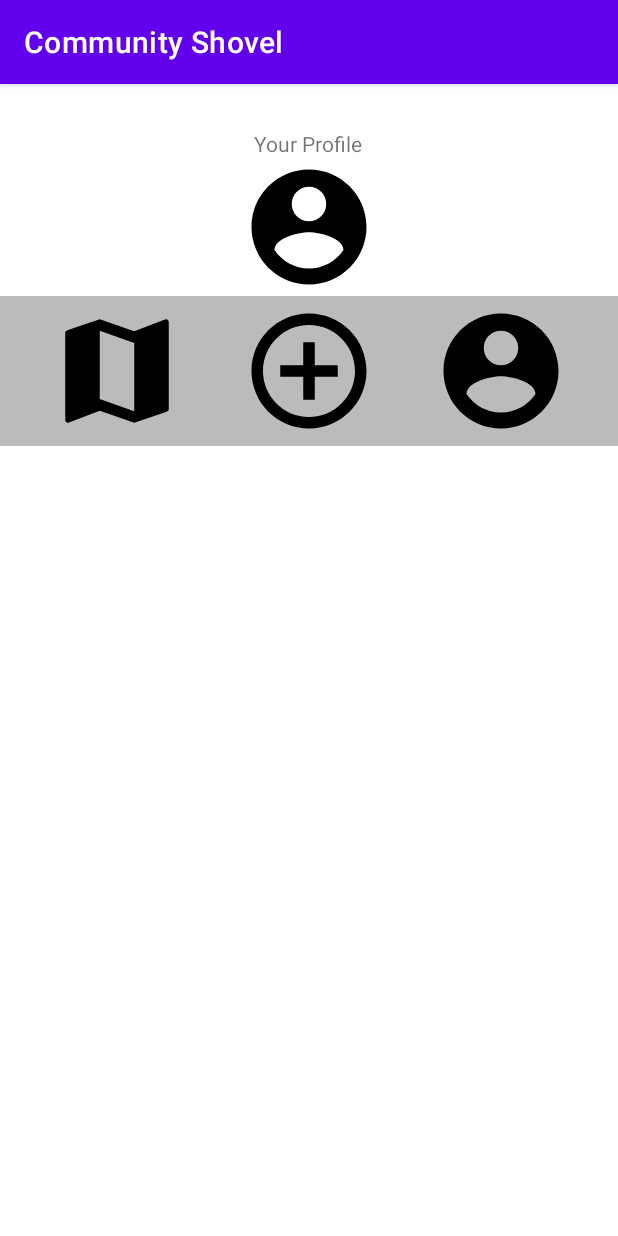
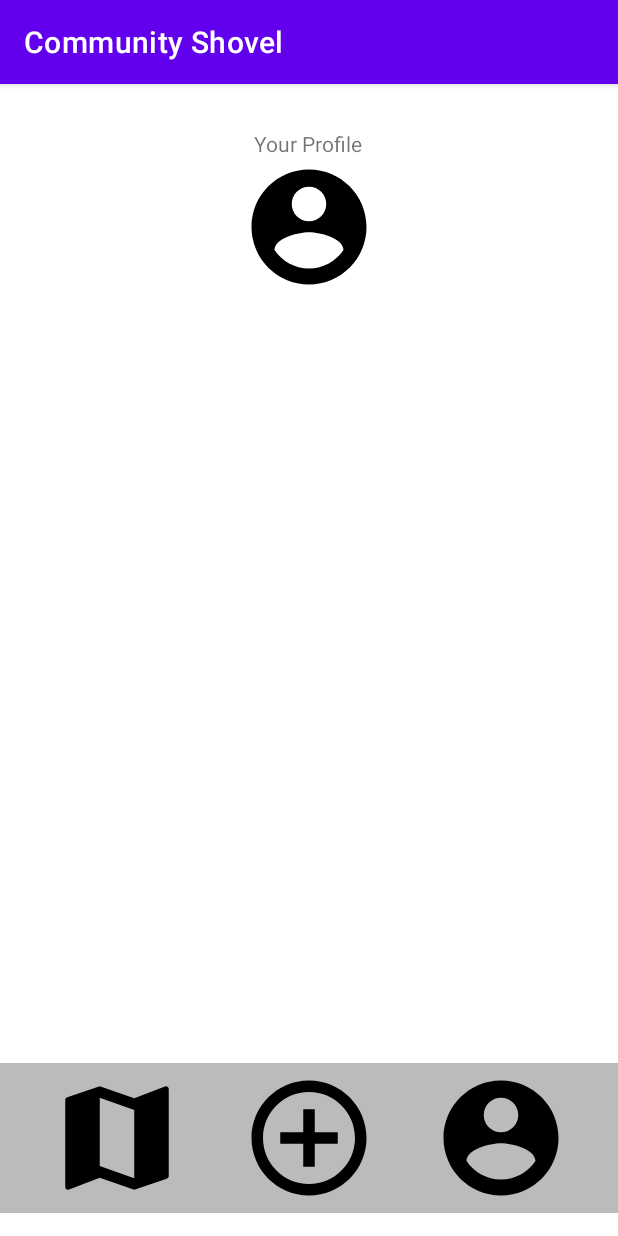
Before and after one commit to lialb/community-shovel, an Android app: the YourProfile screen opened directly, with no data from a screen before it, on a phone screen of 412 x 824 dp. Run offline under Robolectric (Android 15) with nearby library versions, the phone set to English and light mode, and no system bars.

Commit message:
added profile activity and functional nav bar

```diff
--- a/CommunityShovel/app/src/main/java/com/uxmen/communityshovel/YourProfile.java
+++ b/CommunityShovel/app/src/main/java/com/uxmen/communityshovel/YourProfile.java
@@ -2,15 +2,62 @@ package com.uxmen.communityshovel;
 
 import androidx.appcompat.app.AppCompatActivity;
 
+import android.content.Intent;
 import android.os.Bundle;
+import android.util.Log;
+import android.view.View;
+import android.widget.ImageButton;
+import android.widget.Toast;
 
-import com.uxmen.communityshovel.R;
+public class YourProfile extends AppCompatActivity implements View.OnClickListener {
 
-public class YourProfile extends AppCompatActivity {
+    private static String DEBUG = "DEBUG";
+    private static final String KEY = "KEY";
+    private static final String DATA = "We passed the bundle of data";
+    private ImageButton homeButton;
+    private ImageButton createRequestButton;
+    private ImageButton profileButton;
 
     @Override
     protected void onCreate(Bundle savedInstanceState) {
         super.onCreate(savedInstanceState);
+        Log.d(DEBUG, "onCreate()");
         setContentView(R.layout.activity_your_profile);
+
+        if (savedInstanceState != null) {
+            String s = new String(savedInstanceState.getString(KEY));
+            Log.d(DEBUG, s);
+        }
+
+        homeButton = (ImageButton) findViewById(R.id.home_button);
+        createRequestButton = (ImageButton) findViewById(R.id.create_request_button);
+        profileButton = (ImageButton) findViewById(R.id.profile_button);
+
+        homeButton.setOnClickListener(this);
+        createRequestButton.setOnClickListener(this);
+        profileButton.setOnClickListener(this);
+    }
+
+    protected void onSaveInstanceState(Bundle savedInstance) {
+        super.onSaveInstanceState(savedInstance);
+        Log.d(DEBUG, "onSavedInstanceState()");
+        savedInstance.putString(KEY, DATA);
+    }
+
+    public void onClick(View v) {
+        if (v.getId() == R.id.home_button) {
+            Toast.makeText(this, "Going Home", Toast.LENGTH_SHORT).show();
+            switchActivity(MainActivity.class);
+        } else if (v.getId() == R.id.create_request_button) {
+            Toast.makeText(this, "Creating Request", Toast.LENGTH_SHORT).show();
+        } else if (v.getId() == R.id.profile_button) {
+            Toast.makeText(this, "Viewing Profile", Toast.LENGTH_SHORT).show();
+            switchActivity(YourProfile.class);
+        }
+    }
+
+    public void switchActivity(final Class<? extends AppCompatActivity> activity) {
+        Intent intent = new Intent(this, activity);
+        startActivity(intent);
     }
 }
--- a/CommunityShovel/app/src/main/res/layout/activity_main.xml
+++ b/CommunityShovel/app/src/main/res/layout/activity_main.xml
@@ -8,11 +8,13 @@
 
     <!-- Map -->
     <fragment xmlns:android="http://schemas.android.com/apk/res/android"
+        xmlns:map="http://schemas.android.com/apk/res-auto"
         android:name="com.google.android.gms.maps.SupportMapFragment"
         android:id="@+id/map"
         android:layout_width="match_parent"
         android:layout_height="0dp"
-        android:layout_weight="85"/>
+        android:layout_weight="85"
+        map:useViewLifecycle="true"/>
 
     <!-- Nav Bar -->
     <RelativeLayout
--- a/CommunityShovel/app/src/main/res/layout/activity_your_profile.xml
+++ b/CommunityShovel/app/src/main/res/layout/activity_your_profile.xml
@@ -3,6 +3,12 @@
 <LinearLayout xmlns:android="http://schemas.android.com/apk/res/android"
     android:layout_width="match_parent"
     android:layout_height="match_parent"
+    android:orientation="vertical"
+    android:gravity="top|center">
+    <LinearLayout
+        android:layout_width="match_parent"
+        android:layout_height="0dp"
+        android:layout_weight="85"
         android:orientation="vertical"
         android:gravity="top|center">
         <TextView
@@ -16,7 +22,13 @@
             android:src="@drawable/ic_profile"
             android:contentDescription="@string/desc"
             android:background="@android:color/transparent"/>
-    <!-- Nav Bar -->
+    </LinearLayout>
+
+    <LinearLayout
+        android:layout_width="match_parent"
+        android:layout_height="0dp"
+        android:layout_weight="15">
+
         <RelativeLayout
             android:layout_width="match_parent"
             android:layout_height="100dp"
@@ -61,3 +73,6 @@
 
         </RelativeLayout>
     </LinearLayout>
+    <!-- Nav Bar -->
+
+</LinearLayout>
```
Also changed, not shown: CommunityShovel/app/src/main/AndroidManifest.xml (+6 -1 lines), CommunityShovel/app/src/main/java/com/uxmen/communityshovel/MainActivity.java (+12 -4 lines). Lines whose indentation alone changed are shown as unchanged.
